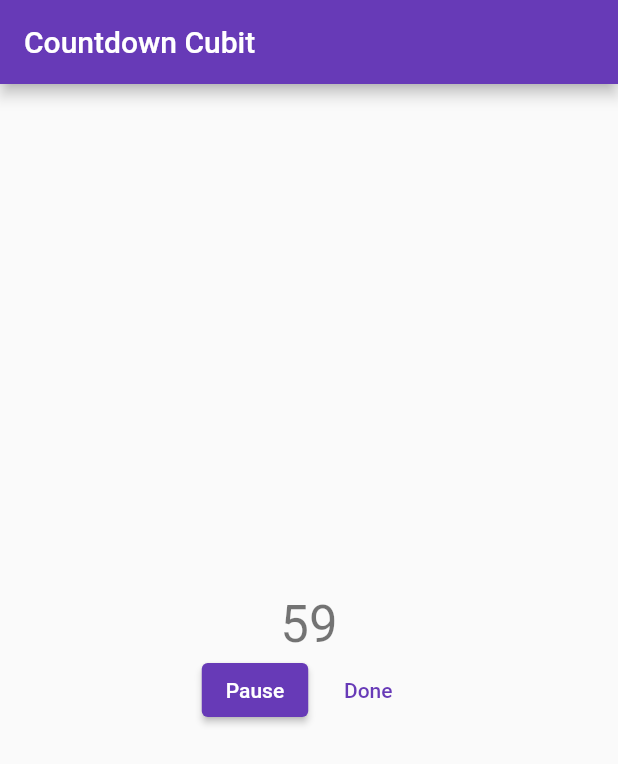
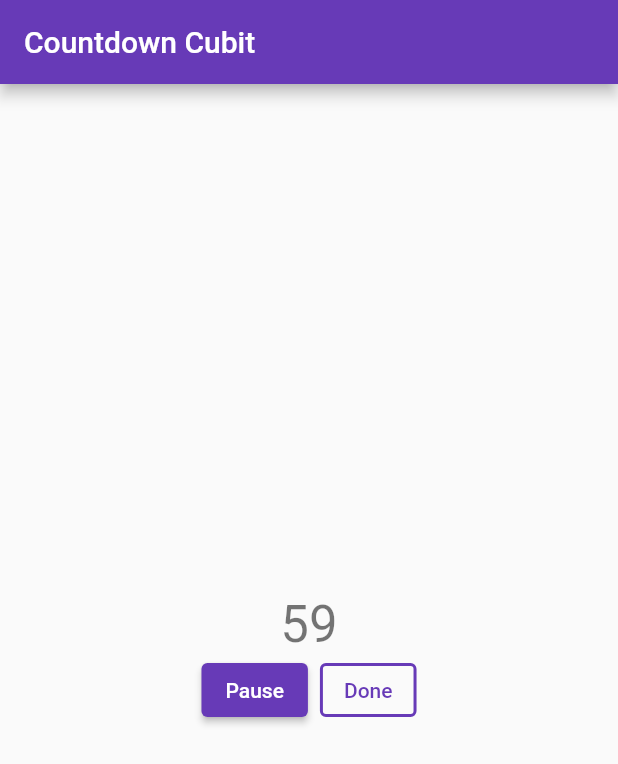
Before and after one commit to handemirer/flutter_examples, a Flutter app: the screen it shows after launch, after a tap on "Play", on a phone screen of 412 x 824 dp. Shown: the top 764 px of the screen. Run offline on Flutter 3.47's test engine with Material 2 defaults, Android fonts, the phone set to English and light mode, and no system bars; our stand-ins replace bloc, flutter_bloc.

Commit message:
countdown fixed!

```diff
--- a/countdown_cubit/lib/cubit/countdown_cubit.dart
+++ b/countdown_cubit/lib/cubit/countdown_cubit.dart
@@ -21,6 +21,9 @@ class CountdownCubit extends Cubit<CountdownState> {
 
   void start() {
     run = !run;
+    if (_timer != null) {
+      _timer!.cancel();
+    }
     _timer = Timer.periodic(Duration(seconds: 1), (timer) {
       if (run) {
         duration--;
--- a/countdown_cubit/lib/main.dart
+++ b/countdown_cubit/lib/main.dart
@@ -101,8 +101,12 @@ class _MyHomePageState extends State<MyHomePage> {
                               visible: state is Running || state is Paused,
                               child: Padding(
                                 padding: EdgeInsets.only(left: 8),
-                                child: TextButton(
-                                  style: ButtonStyle(),
+                                child: OutlinedButton(
+                                  style: ButtonStyle(
+                                      side: MaterialStateProperty.all(
+                                          BorderSide(
+                                              width: 2,
+                                              color: Colors.deepPurple))),
                                   onPressed: () {
                                     BlocProvider.of<CountdownCubit>(context)
                                         .reset();
```
